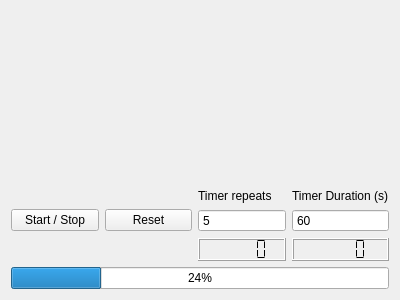
Above: guitartools/timer.ui from ispielman/guitartools before the change. Below: the same form after it.
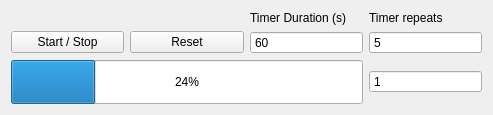
That is the form after the change. Custom widgets are drawn as their Qt base class.

What changed in the file:
```diff
--- a/guitartools/timer.ui
+++ b/guitartools/timer.ui
@@ -6,31 +6,43 @@
    <rect>
     <x>0</x>
     <y>0</y>
-    <width>400</width>
-    <height>300</height>
+    <width>493</width>
+    <height>115</height>
    </rect>
   </property>
+  <property name="sizePolicy">
+   <sizepolicy hsizetype="MinimumExpanding" vsizetype="Minimum">
+    <horstretch>0</horstretch>
+    <verstretch>0</verstretch>
+   </sizepolicy>
+  </property>
   <property name="windowTitle">
    <string>Form</string>
   </property>
-  <layout class="QVBoxLayout" name="verticalLayout">
-   <item>
-    <spacer name="verticalSpacer">
-     <property name="orientation">
-      <enum>Qt::Vertical</enum>
+  <layout class="QGridLayout" name="gridLayout_2">
+   <item row="1" column="1">
+    <widget class="QPushButton" name="pushButton_Reset">
+     <property name="text">
+      <string>Reset</string>
      </property>
-     <property name="sizeHint" stdset="0">
-      <size>
-       <width>20</width>
-       <height>40</height>
-      </size>
+    </widget>
+   </item>
+   <item row="1" column="0">
+    <widget class="QPushButton" name="pushButton_StartStop">
+     <property name="text">
+      <string>Start / Stop</string>
      </property>
-    </spacer>
+    </widget>
    </item>
-   <item>
-    <layout class="QGridLayout" name="gridLayout">
-     <item row="1" column="3">
-      <widget class="QSpinBox" name="spinBox_Timer_Time">
+   <item row="0" column="2">
+    <widget class="QLabel" name="label_4">
+     <property name="text">
+      <string>Timer Duration (s)</string>
+     </property>
+    </widget>
+   </item>
+   <item row="1" column="2">
+    <widget class="QSpinBox" name="spinBox_StartTime">
        <property name="buttonSymbols">
         <enum>QAbstractSpinBox::NoButtons</enum>
        </property>
@@ -46,38 +58,14 @@
       </widget>
      </item>
      <item row="0" column="3">
-      <widget class="QLabel" name="label_4">
-       <property name="text">
-        <string>Timer Duration (s)</string>
-       </property>
-      </widget>
-     </item>
-     <item row="0" column="2">
       <widget class="QLabel" name="label_3">
        <property name="text">
         <string>Timer repeats</string>
        </property>
       </widget>
      </item>
-     <item row="2" column="2">
-      <widget class="QLCDNumber" name="lcdNumber_TimerRepeats">
-       <property name="segmentStyle">
-        <enum>QLCDNumber::Flat</enum>
-       </property>
-       <property name="value" stdset="0">
-        <double>0.000000000000000</double>
-       </property>
-      </widget>
-     </item>
-     <item row="2" column="3">
-      <widget class="QLCDNumber" name="lcdNumber_Timer">
-       <property name="segmentStyle">
-        <enum>QLCDNumber::Flat</enum>
-       </property>
-      </widget>
-     </item>
-     <item row="1" column="2">
-      <widget class="QSpinBox" name="spinBox_Timer_Repeats">
+   <item row="1" column="3">
+    <widget class="QSpinBox" name="spinBox_Repeats">
        <property name="buttonSymbols">
         <enum>QAbstractSpinBox::NoButtons</enum>
        </property>
@@ -89,31 +77,44 @@
        </property>
       </widget>
      </item>
-     <item row="3" column="0" colspan="4">
-      <widget class="QProgressBar" name="progressBar_Timer">
+   <item row="2" column="0" colspan="3">
+    <widget class="QProgressBarNumber" name="progressBarNumber_Countdown">
+     <property name="sizePolicy">
+      <sizepolicy hsizetype="Expanding" vsizetype="MinimumExpanding">
+       <horstretch>0</horstretch>
+       <verstretch>0</verstretch>
+      </sizepolicy>
+     </property>
        <property name="value">
         <number>24</number>
        </property>
       </widget>
      </item>
-     <item row="1" column="0">
-      <widget class="QPushButton" name="pushButton_TimerStartStop">
-       <property name="text">
-        <string>Start / Stop</string>
-       </property>
-      </widget>
-     </item>
-     <item row="1" column="1">
-      <widget class="QPushButton" name="pushButton_TimerReset">
-       <property name="text">
-        <string>Reset</string>
-       </property>
+   <item row="2" column="3">
+    <widget class="QSpinBox" name="spinBox_RepeatsRemaining">
+     <property name="alignment">
+      <set>Qt::AlignLeading|Qt::AlignLeft|Qt::AlignVCenter</set>
+     </property>
+     <property name="readOnly">
+      <bool>true</bool>
+     </property>
+     <property name="buttonSymbols">
+      <enum>QAbstractSpinBox::NoButtons</enum>
+     </property>
+     <property name="value">
+      <number>1</number>
+     </property>
       </widget>
      </item>
     </layout>
-   </item>
-  </layout>
  </widget>
+ <customwidgets>
+  <customwidget>
+   <class>QProgressBarNumber</class>
+   <extends>QProgressBar</extends>
+   <header>qtutils/widgets.h</header>
+  </customwidget>
+ </customwidgets>
  <resources/>
  <connections/>
 </ui>
```
Lines whose indentation alone changed are shown as unchanged.
